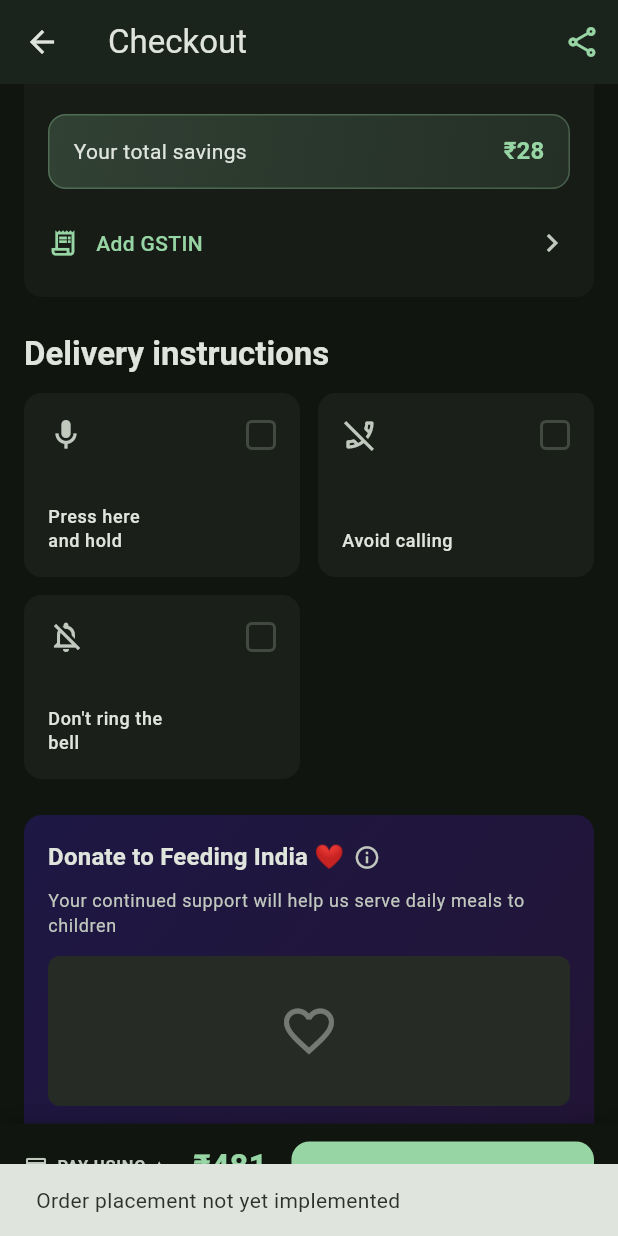
After one commit to Naman30903/Daily_bazaar, a Flutter app: the CheckoutScreen screen opened by its route, scrolled down 1152 dp, after a tap on "Add", on a phone screen of 412 x 824 dp. The commit adds this screen. Run offline on Flutter 3.47's test engine with Material 3 defaults, Android fonts, the phone set to English and light mode, and no system bars; our stand-ins replace cached_network_image, flutter_riverpod, hive_flutter, riverpod_annotation; accounts and stored records are empty; generated files the repository leaves out were written again.

Commit message:
feat: Add checkout screen and integrate with navigation and home page

```diff
--- a/frontend/daily_bazaar_frontend/lib/routes/route.dart
+++ b/frontend/daily_bazaar_frontend/lib/routes/route.dart
@@ -1,5 +1,6 @@
 import 'package:daily_bazaar_frontend/screens/Profile/address_screen.dart';
 import 'package:daily_bazaar_frontend/screens/category_browse.dart';
+import 'package:daily_bazaar_frontend/screens/checkout/checkout_screen.dart';
 import 'package:daily_bazaar_frontend/screens/home_page.dart';
 import 'package:daily_bazaar_frontend/screens/product_detail_screen.dart';
 import 'package:daily_bazaar_frontend/screens/Profile/profile_screen.dart';
@@ -20,6 +21,7 @@ abstract final class Routes {
   static const addresses = '/addresses';
   static const categoryBrowse = '/category-browse';
   static const productDetail = '/product-detail';
+  static const checkout = '/checkout';
 }
 
 /// Centralized router (single place for navigation evolution).
@@ -72,6 +74,11 @@ abstract final class AppRouter {
             product: product,
             similarProducts: similarProducts,
           ),
+        );
+      case Routes.checkout:
+        return MaterialPageRoute<void>(
+          settings: settings,
+          builder: (_) => const CheckoutScreen(),
         );
       default:
         return MaterialPageRoute<void>(
--- /dev/null
+++ b/frontend/daily_bazaar_frontend/lib/screens/checkout/checkout_screen.dart
@@ -0,0 +1,122 @@
+import 'package:daily_bazaar_frontend/shared_feature/provider/checkout_provider.dart';
+import 'package:daily_bazaar_frontend/shared_feature/widgets/checkout/bill_details_section.dart';
+import 'package:daily_bazaar_frontend/shared_feature/widgets/checkout/bottom_payment_bar.dart';
+import 'package:daily_bazaar_frontend/shared_feature/widgets/checkout/cart_items_section.dart';
+import 'package:daily_bazaar_frontend/shared_feature/widgets/checkout/delivery_address_section.dart';
+import 'package:daily_bazaar_frontend/shared_feature/widgets/checkout/delivery_eta_section.dart';
+import 'package:daily_bazaar_frontend/shared_feature/widgets/checkout/delivery_instructions_section.dart';
+import 'package:daily_bazaar_frontend/shared_feature/widgets/checkout/donation_section.dart';
+import 'package:flutter/material.dart';
+import 'package:flutter_riverpod/flutter_riverpod.dart';
+
+/// Unified checkout screen
+class CheckoutScreen extends ConsumerWidget {
+  const CheckoutScreen({super.key});
+
+  @override
+  Widget build(BuildContext context, WidgetRef ref) {
+    final checkoutState = ref.watch(checkoutControllerProvider);
+    final controller = ref.read(checkoutControllerProvider.notifier);
+    final cs = Theme.of(context).colorScheme;
+
+    return Scaffold(
+      backgroundColor: cs.surface,
+      appBar: AppBar(
+        title: const Text('Checkout'),
+        actions: [
+          IconButton(
+            icon: Icon(Icons.share_outlined, color: cs.primary),
+            onPressed: () {
+              // TODO: Implement share functionality
+            },
+          ),
+        ],
+      ),
+      body: Stack(
+        children: [
+          // Scrollable content
+          SingleChildScrollView(
+            child: Column(
+              crossAxisAlignment: CrossAxisAlignment.start,
+              children: [
+                // Delivery ETA Section
+                DeliveryETASection(
+                  deliveryMinutes: checkoutState.deliveryMinutes,
+                  itemCount: checkoutState.totalItems,
+                ),
+
+                // Cart Items Section
+                CartItemsSection(
+                  cartItems: checkoutState.cartItems,
+                  onIncrementQuantity: controller.incrementQuantity,
+                  onDecrementQuantity: controller.decrementQuantity,
+                ),
+
+                const SizedBox(height: 8),
+
+                // Bill Details Section
+                BillDetailsSection(
+                  billDetails: checkoutState.billDetails,
+                ),
+
+                const SizedBox(height: 8),
+
+                // Delivery Instructions Section
+                DeliveryInstructionsSection(
+                  instructions: checkoutState.deliveryInstructions,
+                  onToggle: controller.toggleDeliveryInstruction,
+                ),
+
+                const SizedBox(height: 8),
+
+                // Donation Section
+                DonationSection(
+                  title: 'Donate to Feeding India ❤️',
+                  description:
+                      'Your continued support will help us serve daily meals to children',
+                  donationAmount: checkoutState.donationAmountCents,
+                  defaultAmount: 500, // ₹5
+                  onAddDonation: () => controller.addDonation(500),
+                  onRemoveDonation: controller.removeDonation,
+                ),
+
+                const SizedBox(height: 8),
+
+                // Delivery Address Section
+                if (checkoutState.deliveryAddress != null)
+                  DeliveryAddressSection(
+                    address: checkoutState.deliveryAddress!,
+                    onChangeAddress: () {
+                      // TODO: Navigate to address selection
+                    },
+                  ),
+
+                // Bottom padding to account for payment bar
+                const SizedBox(height: 120),
+              ],
+            ),
+          ),
+
+          // Pinned Bottom Payment Bar
+          Positioned(
+            left: 0,
+            right: 0,
+            bottom: 0,
+            child: BottomPaymentBar(
+              totalAmount: checkoutState.formattedGrandTotalWithDonation,
+              paymentMethod: 'BHIM UPI',
+              onPlaceOrder: () {
+                // TODO: Implement place order functionality
+                ScaffoldMessenger.of(context).showSnackBar(
+                  const SnackBar(
+                    content: Text('Order placement not yet implemented'),
+                  ),
+                );
+              },
+            ),
+          ),
+        ],
+      ),
+    );
+  }
+}
--- a/frontend/daily_bazaar_frontend/lib/screens/home_page.dart
+++ b/frontend/daily_bazaar_frontend/lib/screens/home_page.dart
@@ -236,6 +236,11 @@ class _HomePageState extends ConsumerState<HomePage> {
           ],
         ),
       ),
+      floatingActionButton: FloatingActionButton.extended(
+        onPressed: () => Navigator.of(context).pushNamed(Routes.checkout),
+        label: const Text('Checkout'),
+        icon: const Icon(Icons.shopping_cart),
+      ),
       bottomNavigationBar: AppBottomNavBar(
         currentIndex: _currentNavIndex,
         onTap: (index) {
--- /dev/null
+++ b/frontend/daily_bazaar_frontend/lib/shared_feature/widgets/checkout/bill_details_section.dart
@@ -0,0 +1,123 @@
+import 'package:daily_bazaar_frontend/shared_feature/models/checkout_models.dart';
+import 'package:daily_bazaar_frontend/shared_feature/widgets/checkout/bill_row_item.dart';
+import 'package:daily_bazaar_frontend/shared_feature/widgets/checkout/savings_banner.dart';
+import 'package:flutter/material.dart';
+
+/// Bill details section
+class BillDetailsSection extends StatelessWidget {
+  const BillDetailsSection({
+    super.key,
+    required this.billDetails,
+  });
+
+  final BillDetails billDetails;
+
+  @override
+  Widget build(BuildContext context) {
+    final cs = Theme.of(context).colorScheme;
+    final textTheme = Theme.of(context).textTheme;
+
+    return Container(
+      margin: const EdgeInsets.symmetric(horizontal: 16, vertical: 8),
+      padding: const EdgeInsets.all(16),
+      decoration: BoxDecoration(
+        color: cs.surfaceContainerHighest.withValues(alpha: 0.2),
+        borderRadius: BorderRadius.circular(12),
+      ),
+      child: Column(
+        crossAxisAlignment: CrossAxisAlignment.start,
+        children: [
+          // Section heading
+          Text(
+            'Bill details',
+            style: textTheme.titleLarge?.copyWith(
+              fontWeight: FontWeight.bold,
+              color: cs.onSurface,
+            ),
+          ),
+
+          const SizedBox(height: 16),
+
+          // Items total
+          BillRowItem(
+            label: 'Items total',
+            value: billDetails.formattedItemsTotal,
+            badge: billDetails.savedAmountCents > 0
+                ? 'Saved ${billDetails.formattedSavedAmount}'
+                : null,
+          ),
+
+          // Handling charge
+          BillRowItem(
+            label: 'Handling charge',
+            value: billDetails.formattedHandlingCharge,
+          ),
+
+          // Surge charge (conditional)
+          if (billDetails.surgeChargeCents != null)
+            BillRowItem(
+              label: 'High demand surge charge',
+              value: billDetails.formattedSurgeCharge!,
+              sublabel: 'No surge charge on shopping products worth ₹499 or more',
+              sublabelColor: Colors.orange,
+            ),
+
+          const Divider(height: 24),
+
+          // Grand total
+          BillRowItem(
+            label: 'Grand total',
+            value: billDetails.formattedGrandTotal,
+            isBold: true,
+          ),
+
+          const SizedBox(height: 16),
+
+          // Savings banner
+          if (billDetails.savedAmountCents > 0)
+            SavingsBanner(
+              savingsAmount: billDetails.formattedSavedAmount,
+            ),
+
+          const SizedBox(height: 16),
+
+          // Add GSTIN row
+          Material(
+            color: Colors.transparent,
+            child: InkWell(
+              onTap: () {
+                // TODO: Navigate to GSTIN entry
+              },
+              borderRadius: BorderRadius.circular(8),
+              child: Padding(
+                padding: const EdgeInsets.symmetric(vertical: 8),
+                child: Row(
+                  children: [
+                    Icon(
+                      Icons.receipt_long_outlined,
+                      size: 20,
+                      color: cs.primary,
+                    ),
+                    const SizedBox(width: 12),
+                    Text(
+                      'Add GSTIN',
+                      style: textTheme.bodyMedium?.copyWith(
+                        color: cs.primary,
+                        fontWeight: FontWeight.w500,
+                      ),
+                    ),
+                    const Spacer(),
+                    Icon(
+                      Icons.chevron_right,
+                      color: cs.onSurfaceVariant,
+                    ),
+                  ],
+                ),
+              ),
+            ),
+          ),
+        ],
+      ),
+    );
+  }
+}
--- /dev/null
+++ b/frontend/daily_bazaar_frontend/lib/shared_feature/widgets/checkout/bottom_payment_bar.dart
@@ -0,0 +1,137 @@
+import 'package:flutter/material.dart';
+
+/// Pinned bottom payment bar
+class BottomPaymentBar extends StatelessWidget {
+  const BottomPaymentBar({
+    super.key,
+    required this.totalAmount,
+    required this.paymentMethod,
+    required this.onPlaceOrder,
+  });
+
+  final String totalAmount;
+  final String paymentMethod;
+  final VoidCallback onPlaceOrder;
+
+  @override
+  Widget build(BuildContext context) {
+    final cs = Theme.of(context).colorScheme;
+    final textTheme = Theme.of(context).textTheme;
+
+    return Container(
+      decoration: BoxDecoration(
+        color: cs.surface,
+        boxShadow: [
+          BoxShadow(
+            color: Colors.black.withValues(alpha: 0.2),
+            blurRadius: 12,
+            offset: const Offset(0, -4),
+          ),
+        ],
+      ),
+      padding: EdgeInsets.only(
+        left: 16,
+        right: 16,
+        top: 12,
+        bottom: MediaQuery.of(context).padding.bottom + 12,
+      ),
+      child: Row(
+        children: [
+          // Payment method and total
+          Expanded(
+            child: Column(
+              mainAxisSize: MainAxisSize.min,
+              crossAxisAlignment: CrossAxisAlignment.start,
+              children: [
+                Row(
+                  children: [
+                    Icon(
+                      Icons.payment,
+                      size: 16,
+                      color: cs.onSurfaceVariant,
+                    ),
+                    const SizedBox(width: 6),
+                    Text(
+                      'PAY USING ▲',
+                      style: textTheme.labelSmall?.copyWith(
+                        color: cs.onSurfaceVariant,
+                        fontWeight: FontWeight.w600,
+                      ),
+                    ),
+                  ],
+                ),
+                const SizedBox(height: 2),
+                Text(
+                  paymentMethod,
+                  style: textTheme.bodySmall?.copyWith(
+                    color: cs.onSurface,
+                    fontWeight: FontWeight.w600,
+                  ),
+                ),
+              ],
+            ),
+          ),
+
+          const SizedBox(width: 12),
+
+          // Total amount display
+          Column(
+            mainAxisSize: MainAxisSize.min,
+            crossAxisAlignment: CrossAxisAlignment.end,
+            children: [
+              Text(
+                totalAmount,
+                style: textTheme.titleLarge?.copyWith(
+                  fontWeight: FontWeight.bold,
+                  color: cs.primary,
+                ),
+              ),
+              Text(
+                'TOTAL',
+                style: textTheme.labelSmall?.copyWith(
+                  color: cs.onSurfaceVariant,
+                ),
+              ),
+            ],
+          ),
+
+          const SizedBox(width: 16),
+
+          // Place Order button
+          Expanded(
+            flex: 2,
+            child: FilledButton(
+              onPressed: onPlaceOrder,
+              style: FilledButton.styleFrom(
+                backgroundColor: cs.primary,
+                padding: const EdgeInsets.symmetric(vertical: 14),
+                shape: RoundedRectangleBorder(
+                  borderRadius: BorderRadius.circular(12),
+                ),
+              ),
+              child: Row(
+                mainAxisAlignment: MainAxisAlignment.center,
+                children: [
+                  Text(
+                    'Place Order',
+                    style: TextStyle(
+                      fontSize: 16,
+                      fontWeight: FontWeight.bold,
+                      color: cs.onPrimary,
+                    ),
+                  ),
+                  const SizedBox(width: 6),
+                  Icon(
+                    Icons.arrow_forward,
+                    size: 18,
+                    color: cs.onPrimary,
+                  ),
+                ],
+              ),
+            ),
+          ),
+        ],
+      ),
+    );
+  }
+}
--- /dev/null
+++ b/frontend/daily_bazaar_frontend/lib/shared_feature/widgets/checkout/cart_items_section.dart
@@ -0,0 +1,36 @@
+import 'package:daily_bazaar_frontend/shared_feature/models/checkout_models.dart';
+import 'package:daily_bazaar_frontend/shared_feature/widgets/checkout/cart_item_tile.dart';
+import 'package:flutter/material.dart';
+
+/// Cart items section
+class CartItemsSection extends StatelessWidget {
+  const CartItemsSection({
+    super.key,
+    required this.cartItems,
+    required this.onIncrementQuantity,
+    required this.onDecrementQuantity,
+  });
+
+  final List<CartItem> cartItems;
+  final Function(String) onIncrementQuantity;
+  final Function(String) onDecrementQuantity;
+
+  @override
+  Widget build(BuildContext context) {
+    return Padding(
+      padding: const EdgeInsets.symmetric(horizontal: 16),
+      child: Column(
+        children: cartItems.map((item) {
+          return CartItemTile(
+            cartItem: item,
+            onIncrement: () => onIncrementQuantity(item.id),
+            onDecrement: () => onDecrementQuantity(item.id),
+            onMoveToWishlist: () {
+              // TODO: Implement move to wishlist
+            },
+          );
+        }).toList(),
+      ),
+    );
+  }
+}
--- /dev/null
+++ b/frontend/daily_bazaar_frontend/lib/shared_feature/widgets/checkout/delivery_address_section.dart
@@ -0,0 +1,88 @@
+import 'package:daily_bazaar_frontend/shared_feature/models/address_model.dart';
+import 'package:flutter/material.dart';
+
+/// Delivery address section
+class DeliveryAddressSection extends StatelessWidget {
+  const DeliveryAddressSection({
+    super.key,
+    required this.address,
+    this.onChangeAddress,
+  });
+
+  final UserAddress address;
+  final VoidCallback? onChangeAddress;
+
+  @override
+  Widget build(BuildContext context) {
+    final cs = Theme.of(context).colorScheme;
+    final textTheme = Theme.of(context).textTheme;
+
+    return Container(
+      margin: const EdgeInsets.symmetric(horizontal: 16, vertical: 8),
+      padding: const EdgeInsets.all(16),
+      decoration: BoxDecoration(
+        color: cs.surfaceContainerHighest.withValues(alpha: 0.2),
+        borderRadius: BorderRadius.circular(12),
+      ),
+      child: Row(
+        crossAxisAlignment: CrossAxisAlignment.start,
+        children: [
+          // Home icon
+          Container(
+            padding: const EdgeInsets.all(8),
+            decoration: BoxDecoration(
+              color: cs.primaryContainer.withValues(alpha: 0.5),
+              borderRadius: BorderRadius.circular(8),
+            ),
+            child: Icon(
+              Icons.home_outlined,
+              color: cs.primary,
+              size: 24,
+            ),
+          ),
+
+          const SizedBox(width: 12),
+
+          // Address details
+          Expanded(
+            child: Column(
+              crossAxisAlignment: CrossAxisAlignment.start,
+              children: [
+                Text(
+                  'Delivering to ${address.label ?? "Address"}',
+                  style: textTheme.titleMedium?.copyWith(
+                    fontWeight: FontWeight.bold,
+                    color: cs.onSurface,
+                  ),
+                ),
+                const SizedBox(height: 4),
+                Text(
+                  '${address.fullName}, ${address.addressLine1}, ${address.city}...',
+                  style: textTheme.bodySmall?.copyWith(
+                    color: cs.onSurfaceVariant,
+                  ),
+                  maxLines: 2,
+                  overflow: TextOverflow.ellipsis,
+                ),
+              ],
+            ),
+          ),
+
+          const SizedBox(width: 8),
+
+          // Change button
+          TextButton(
+            onPressed: onChangeAddress,
+            style: TextButton.styleFrom(
+              foregroundColor: cs.primary,
+            ),
+            child: const Text(
+              'Change',
+              style: TextStyle(fontWeight: FontWeight.w600),
+            ),
+          ),
+        ],
+      ),
+    );
+  }
+}
--- /dev/null
+++ b/frontend/daily_bazaar_frontend/lib/shared_feature/widgets/checkout/delivery_instructions_section.dart
@@ -0,0 +1,61 @@
+import 'package:daily_bazaar_frontend/shared_feature/models/checkout_models.dart';
+import 'package:daily_bazaar_frontend/shared_feature/widgets/checkout/instruction_toggle_tile.dart';
+import 'package:flutter/material.dart';
+
+/// Delivery instructions section
+class DeliveryInstructionsSection extends StatelessWidget {
+  const DeliveryInstructionsSection({
+    super.key,
+    required this.instructions,
+    required this.onToggle,
+  });
+
+  final List<DeliveryInstruction> instructions;
+  final Function(DeliveryInstructionType) onToggle;
+
+  @override
+  Widget build(BuildContext context) {
+    final cs = Theme.of(context).colorScheme;
+    final textTheme = Theme.of(context).textTheme;
+
+    return Container(
+      margin: const EdgeInsets.symmetric(horizontal: 16, vertical: 8),
+      child: Column(
+        crossAxisAlignment: CrossAxisAlignment.start,
+        children: [
+          // Section heading
+          Padding(
+            padding: const EdgeInsets.only(bottom: 12),
+            child: Text(
+              'Delivery instructions',
+              style: textTheme.titleLarge?.copyWith(
+                fontWeight: FontWeight.bold,
+                color: cs.onSurface,
+              ),
+            ),
+          ),
+
+          // Grid of instruction tiles
+          GridView.builder(
+            shrinkWrap: true,
+            physics: const NeverScrollableScrollPhysics(),
+            gridDelegate: const SliverGridDelegateWithFixedCrossAxisCount(
+              crossAxisCount: 2,
+              crossAxisSpacing: 12,
+              mainAxisSpacing: 12,
+              childAspectRatio: 1.5,
+            ),
+            itemCount: instructions.length,
+            itemBuilder: (context, index) {
+              final instruction = instructions[index];
+              return InstructionToggleTile(
+                instruction: instruction,
+                onToggle: () => onToggle(instruction.type),
+              );
+            },
+          ),
+        ],
+      ),
+    );
+  }
+}
--- /dev/null
+++ b/frontend/daily_bazaar_frontend/lib/shared_feature/widgets/checkout/donation_section.dart
@@ -0,0 +1,158 @@
+import 'package:flutter/material.dart';
+
+/// Donation section widget
+class DonationSection extends StatelessWidget {
+  const DonationSection({
+    super.key,
+    required this.title,
+    required this.description,
+    this.donationAmount,
+    required this.defaultAmount,
+    required this.onAddDonation,
+    this.onRemoveDonation,
+  });
+
+  final String title;
+  final String description;
+  final int? donationAmount;
+  final int defaultAmount;
+  final VoidCallback onAddDonation;
+  final VoidCallback? onRemoveDonation;
+
+  @override
+  Widget build(BuildContext context) {
+    final cs = Theme.of(context).colorScheme;
+    final textTheme = Theme.of(context).textTheme;
+    final hasDonation = donationAmount != null;
+
+    return Container(
+      margin: const EdgeInsets.symmetric(horizontal: 16, vertical: 8),
+      padding: const EdgeInsets.all(16),
+      decoration: BoxDecoration(
+        gradient: LinearGradient(
+          colors: [
+            Colors.deepPurple.shade900.withValues(alpha: 0.4),
+            Colors.purple.shade900.withValues(alpha: 0.3),
+          ],
+          begin: Alignment.topLeft,
+          end: Alignment.bottomRight,
+        ),
+        borderRadius: BorderRadius.circular(12),
+      ),
+      child: Column(
+        crossAxisAlignment: CrossAxisAlignment.start,
+        children: [
+          // Title with info icon
+          Row(
+            children: [
+              Text(
+                title,
+                style: textTheme.titleMedium?.copyWith(
+                  fontWeight: FontWeight.bold,
+                  color: cs.onSurface,
+                ),
+              ),
+              const SizedBox(width: 6),
+              Icon(
+                Icons.info_outline,
+                size: 18,
+                color: cs.onSurfaceVariant,
+              ),
+            ],
+          ),
+
+          const SizedBox(height: 8),
+
+          // Description
+          Text(
+            description,
+            style: textTheme.bodySmall?.copyWith(
+              color: cs.onSurfaceVariant,
+              height: 1.4,
+            ),
+          ),
+
+          const SizedBox(height: 12),
+
+          // Image placeholder (children photo from screenshot)
+          ClipRRect(
+            borderRadius: BorderRadius.circular(8),
+            child: Container(
+              height: 100,
+              width: double.infinity,
+              color: cs.surfaceContainerHigh,
+              child: Center(
+                child: Icon(
+                  Icons.favorite_border,
+                  size: 40,
+                  color: cs.onSurfaceVariant.withValues(alpha: 0.5),
+                ),
+              ),
+            ),
+          ),
+
+          const SizedBox(height: 12),
+
+          // Donation amount and Add button
+          Row(
+            mainAxisAlignment: MainAxisAlignment.spaceBetween,
+            children: [
+              Text(
+                'Donation amount',
+                style: textTheme.bodyMedium?.copyWith(
+                  color: cs.onSurface,
+                ),
+              ),
+
+              Row(
+                children: [
+                  if (hasDonation)
+                    Container(
+                      padding: const EdgeInsets.symmetric(
+                        horizontal: 12,
+                        vertical: 6,
+                      ),
+                      decoration: BoxDecoration(
+                        color: cs.primaryContainer,
+                        borderRadius: BorderRadius.circular(8),
+                      ),
+                      child: Text(
+                        '₹${donationAmount! ~/ 100}',
+                        style: textTheme.bodyMedium?.copyWith(
+                          fontWeight: FontWeight.bold,
+                          color: cs.onPrimaryContainer,
+                        ),
+                      ),
+                    ),
+                  const SizedBox(width: 8),
+                  OutlinedButton(
+                    onPressed: hasDonation ? onRemoveDonation : onAddDonation,
+                    style: OutlinedButton.styleFrom(
+                      side: BorderSide(
+                        color: hasDonation ? cs.error : cs.primary,
+                        width: 1.5,
+                        style: hasDonation
+                            ? BorderStyle.solid
+                            : BorderStyle.solid,
+                      ),
+                      shape: RoundedRectangleBorder(
+                        borderRadius: BorderRadius.circular(8),
+                      ),
+                    ),
+                    child: Text(
+                      hasDonation ? 'Remove' : 'Add',
+                      style: TextStyle(
+                        color: hasDonation ? cs.error : cs.primary,
+                        fontWeight: FontWeight.w600,
+                      ),
+                    ),
+                  ),
+                ],
+              ),
+            ],
+          ),
+        ],
+      ),
+    );
+  }
+}
```
